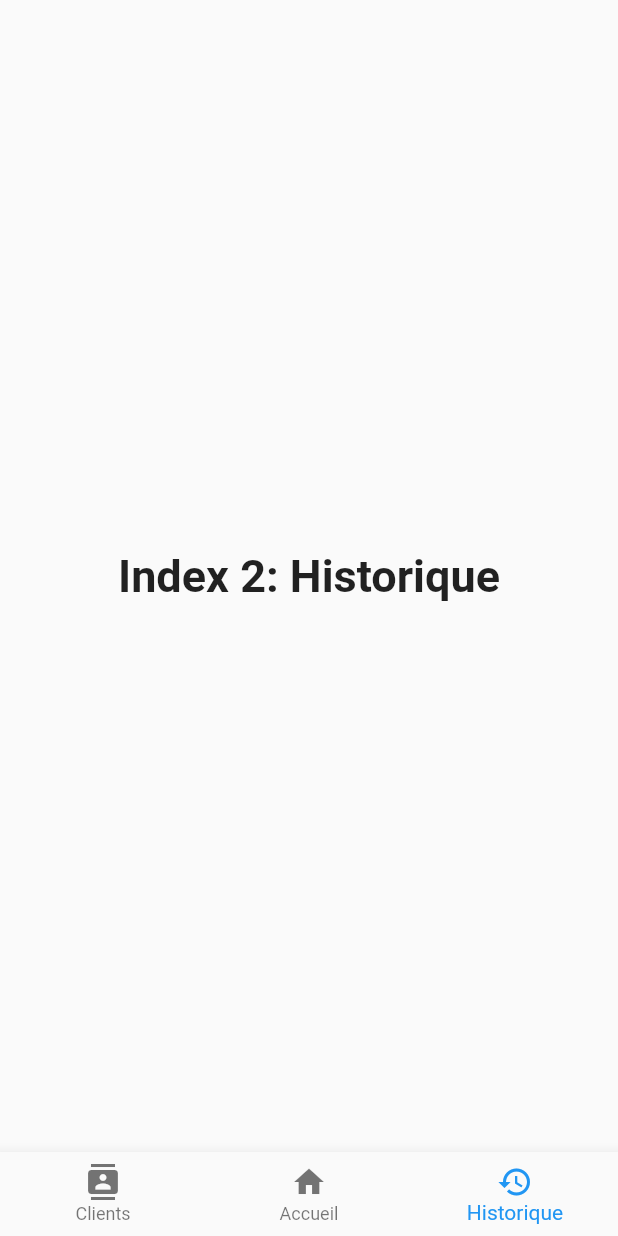
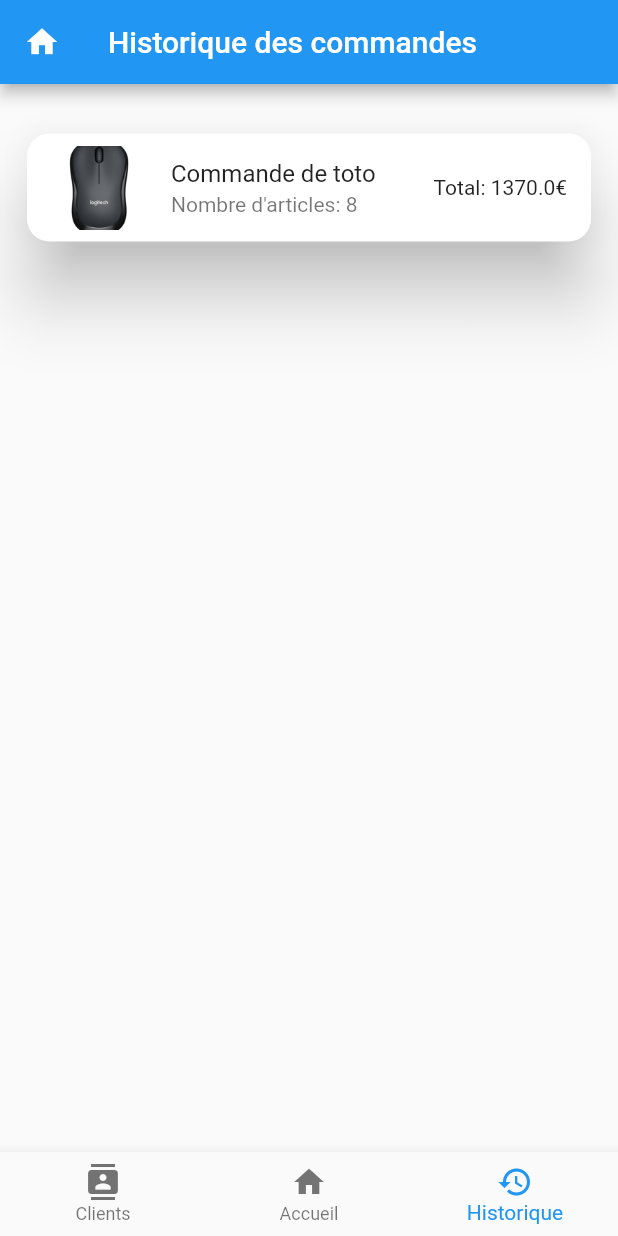
Before and after one commit to SantrainAlex/Alexis-Lucas, a Flutter app: the screen it shows after launch, item 3 of the bottom bar chosen, on a phone screen of 412 x 824 dp. Run offline on Flutter 3.47's test engine with Material 2 defaults, Android fonts, the phone set to English and light mode, and no system bars.

Commit message:
Ajoute la commande

```diff
--- a/lib/main.dart
+++ b/lib/main.dart
@@ -1,6 +1,9 @@
 
 import 'package:alexislucas/provider/ArticleModal.dart';
-import 'package:alexislucas/modal/ContactModal.dart';
+import 'package:alexislucas/provider/ContactModal.dart';
+import 'package:alexislucas/provider/HistoriqueModal.dart';
+import 'package:alexislucas/provider/PanierModal.dart';
+import 'package:alexislucas/screen/HistoriquePage/HistoriquePage.dart';
 import 'package:alexislucas/screen/HomePage/homepage.dart';
 import 'package:alexislucas/screen/listContact/ListContact.dart';
 import 'package:flutter/material.dart';
@@ -11,6 +14,8 @@ void main() {
     MultiProvider(providers: [
       ChangeNotifierProvider<ArticleModal>(create: (context) => ArticleModal()),
       ChangeNotifierProvider<ContactModal>(create: (context) => ContactModal()),
+      ChangeNotifierProvider<HistoriqueModal>(create: (context) => HistoriqueModal()),
+      ChangeNotifierProvider<PanierModal>(create: (context) => PanierModal()),
     ],
       child: const MyApp(),
     ),
@@ -51,10 +56,7 @@ class _MyStatefulWidgetState extends State<MyStatefulWidget> {
   static const List<Widget> _widgetOptions = <Widget>[
     ListContact(),
     HomePage(),
-    Text(
-      'Index 2: Historique',
-      style: optionStyle,
-    ),
+    HistoriquePage()
   ];
 
   void _onItemTapped(int index) {
--- a/lib/modal/Article.dart
+++ b/lib/modal/Article.dart
@@ -8,4 +8,5 @@ class Article {
   String image;
 
   Article({ required this.id, required this.nom, required this.prix, required this.numeroSerie, required this.quantite, required this.image });
+
 }
--- a/lib/modal/Contact.dart
+++ b/lib/modal/Contact.dart
@@ -1,6 +1,7 @@
 import 'package:uuid/uuid.dart';
 
 class Contact{
+
   final Uuid id;
   final String name;
   final String siret;
--- /dev/null
+++ b/lib/modal/Historique.dart
@@ -0,0 +1,15 @@
+import 'package:alexislucas/modal/Article.dart';
+import 'package:alexislucas/modal/Contact.dart';
+import 'package:uuid/uuid.dart';
+
+class Historique {
+
+  final Uuid id;
+  final List<Article> articles;
+  final Contact contact;
+  final bool isAchat;
+  final int quantite;
+  final double total;
+
+  Historique({ this.id = const Uuid(), required this.articles, required this.contact, required this.isAchat, required this.quantite, required this.total});
+}
--- /dev/null
+++ b/lib/modal/Panier.dart
@@ -0,0 +1,11 @@
+import 'package:uuid/uuid.dart';
+
+import 'Article.dart';
+
+class Panier {
+
+  final Uuid id;
+  final List<Article> articles;
+
+  Panier({this.id = const Uuid(), required this.articles});
+}
--- /dev/null
+++ b/lib/provider/HistoriqueModal.dart
@@ -0,0 +1,47 @@
+import 'dart:collection';
+
+import 'package:alexislucas/modal/Contact.dart';
+import 'package:alexislucas/modal/Historique.dart';
+import 'package:flutter/material.dart';
+
+import '../modal/Article.dart';
+
+class HistoriqueModal extends ChangeNotifier {
+
+  static List<Article> articles = [
+    Article(id: 1, nom: "Ordinateur", prix: 600, numeroSerie: "664321466114", quantite: 2, image: "assets/images/ordinateur.png"),
+    Article(id: 2, nom: "Souris", prix: 20, numeroSerie: "4565424367", quantite: 1, image: "assets/images/souris.jpg"),
+    Article(id: 3, nom: "Clavier", prix: 30, numeroSerie: "4456432567", quantite: 5, image: "assets/images/clavier.png"),
+  ];
+
+  static Contact contact = Contact(name: 'toto', siret: '010101101', tel: '01522175154');
+
+  List<Historique> _historiques = [
+    Historique(articles: articles, contact: contact, isAchat: false, quantite: getQuantite(), total: getPrixTotal())
+  ];
+
+  UnmodifiableListView<Historique> get historiques => UnmodifiableListView(_historiques);
+
+
+  static int getQuantite() {
+    int quantiteTotal = 0;
+    Article currentArticle;
+    for(int i = 0; i < articles.length; i++) {
+     currentArticle = articles[i];
+     int quantiteArticle = currentArticle.quantite;
+     quantiteTotal += quantiteArticle;
+    }
+    return quantiteTotal;
+  }
+
+  static double getPrixTotal() {
+    double prixTotal = 0;
+    Article currentArticle;
+    for(int i = 0; i < articles.length; i++) {
+      currentArticle = articles[i];
+      double prixArticle = currentArticle.quantite * currentArticle.prix;
+      prixTotal += prixArticle;
+    }
+    return prixTotal;
+  }
+}
--- /dev/null
+++ b/lib/provider/PanierModal.dart
@@ -0,0 +1,18 @@
+import 'dart:collection';
+
+import 'package:flutter/material.dart';
+
+import '../modal/Article.dart';
+
+class PanierModal extends ChangeNotifier {
+
+  List<Article> _articles = [];
+
+  UnmodifiableListView<Article> get articles => UnmodifiableListView(_articles);
+
+  void add(Article item) {
+    _articles.add(item);
+    notifyListeners();
+    print(_articles);
+  }
+}
--- /dev/null
+++ b/lib/screen/HistoriquePage/HistoriquePage.dart
@@ -0,0 +1,55 @@
+import 'package:alexislucas/modal/Historique.dart';
+import 'package:alexislucas/provider/HistoriqueModal.dart';
+import 'package:flutter/material.dart';
+import 'package:provider/provider.dart';
+
+class HistoriquePage extends StatelessWidget {
+  const HistoriquePage({Key? key}) : super(key: key);
+
+  @override
+  Widget build(BuildContext context) {
+    return Scaffold(
+      appBar: AppBar(
+        leading: Icon(Icons.home, color: Colors.white),
+        title: Text("Historique des commandes"),
+      ),
+      body: Container(
+        padding: EdgeInsets.fromLTRB(10, 25, 10, 0),
+        height: MediaQuery.of(context).size.height,
+        width: MediaQuery.of(context).size.width,
+        child: Consumer<HistoriqueModal>(
+            builder: (context, historiqueModal, child) {
+              List<Historique> historiques = historiqueModal.historiques;
+              return ListView.builder(
+                itemCount: historiques.length,
+                itemBuilder: (context, index) {
+                  Historique currentHistorique = historiques[index];
+                  return Card(
+                    elevation: 20,
+                    margin: EdgeInsets.all(8),
+                    shape: RoundedRectangleBorder(
+                        borderRadius: BorderRadius.circular(15.0)
+                    ),
+                    child: ListTile(
+                      leading: ConstrainedBox(
+                        constraints: BoxConstraints(
+                          minWidth: 64,
+                          minHeight: 44,
+                          maxWidth: 64,
+                          maxHeight: 64,
+                        ),
+                        child: Image.asset(currentHistorique.articles[1].image, fit: BoxFit.cover),
+                      ),
+                      title: Text("Commande de ${currentHistorique.contact.name}"),
+                      subtitle: (Text("Nombre d'articles: ${currentHistorique.quantite}")),
+                      trailing: Text("Total: ${currentHistorique.total}€"),
+                    ),
+                  );
+                },
+              );
+            }
+        ),
+      ),
+    );
+  }
+}
--- a/lib/screen/VueArticle/ArticleVue.dart
+++ b/lib/screen/VueArticle/ArticleVue.dart
@@ -14,9 +14,7 @@ class ArticleVue extends StatelessWidget {
       appBar: AppBar(
           leading: IconButton(
             onPressed: () {
-              Navigator.of(context).push(MaterialPageRoute(
-                  builder: (context) => MyStatefulWidget(pageSelected: 1)
-              ));
+              Navigator.pop(context);
             },
             icon: Icon(Icons.arrow_back_ios_new, color: Colors.white),
           ),
--- a/lib/screen/listContact/Contact.dart
+++ b/lib/screen/listContact/Contact.dart
@@ -18,9 +18,7 @@ class ContactSlectionner extends StatelessWidget {
       appBar: AppBar(
         leading: IconButton(
           onPressed: () {
-            Navigator.of(context).push(MaterialPageRoute(
-                builder: (context) => MyStatefulWidget(pageSelected: 0)
-            ));
+           Navigator.pop(context);
           },
           icon: Icon(Icons.arrow_back_ios_new, color: Colors.white),
         ),
--- a/lib/screen/listContact/CustomeDialog/simpleDialog.dart
+++ b/lib/screen/listContact/CustomeDialog/simpleDialog.dart
@@ -2,7 +2,7 @@ import 'package:flutter/material.dart';
 import 'package:provider/provider.dart';
 
 import '../../../modal/Contact.dart';
-import '../../../modal/ContactModal.dart';
+import '../../../provider/ContactModal.dart';
 
 class CustomDialog extends StatefulWidget {
   const CustomDialog({Key? key}) : super(key: key);
--- a/lib/screen/listContact/ListContact.dart
+++ b/lib/screen/listContact/ListContact.dart
@@ -2,7 +2,7 @@ import 'package:flutter/material.dart';
 import 'package:provider/provider.dart';
 
 import '../../modal/Contact.dart';
-import '../../modal/ContactModal.dart';
+import '../../provider/ContactModal.dart';
 import 'Contact.dart';
 import 'CustomeDialog/simpleDialog.dart';
 
```
Also changed, not shown: lib/modal/ContactModal.dart (deleted, +0 -36 lines), lib/provider/ContactModal.dart (added, +36 -0 lines), lib/screen/HomePage/CommandeDialog.dart (added, +15 -0 lines), lib/screen/HomePage/homepage.dart (+28 -8 lines), lib/screen/VueArticle/AritucleVue.dart (added).
